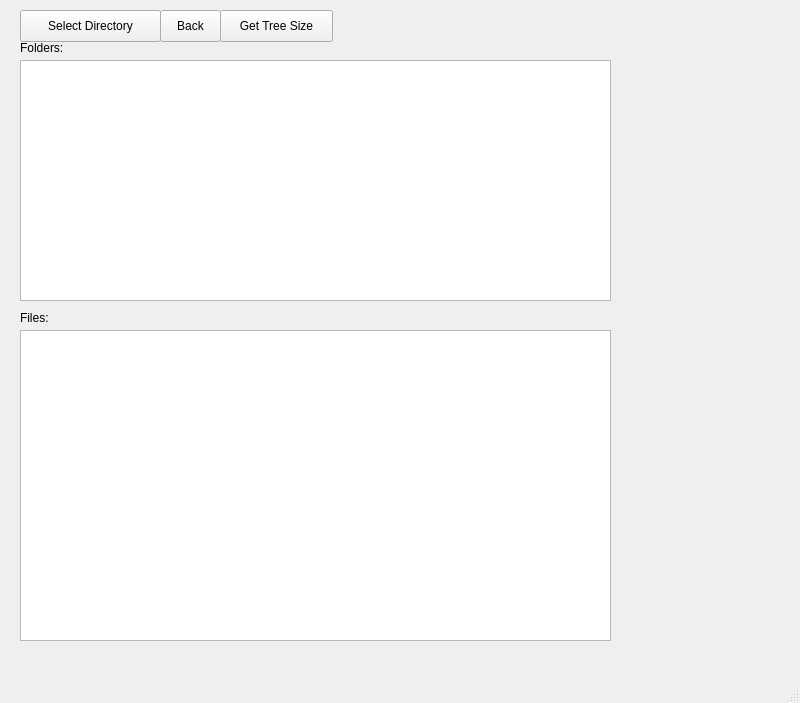
Above: mainwindow.ui from jpuk/pyDiskX before the change. Below: the same form after it.
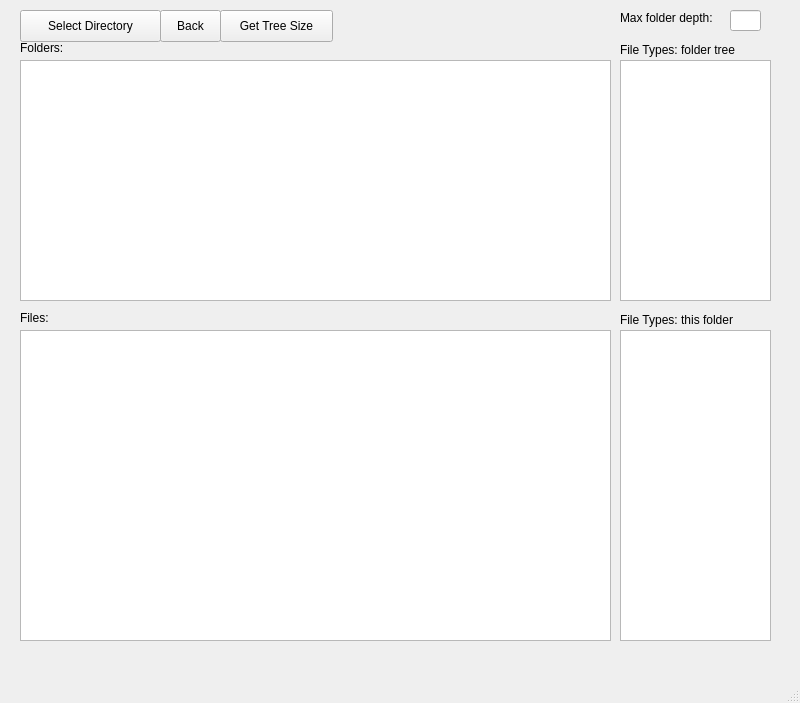
That is the form after the change.

Commit message: implemented file types list and max folder depth in gui

Diff of the .ui file:
```diff
--- a/mainwindow.ui
+++ b/mainwindow.ui
@@ -112,6 +112,75 @@
      <string/>
     </property>
    </widget>
+   <widget class="QListWidget" name="extensionsTreeListWidget">
+    <property name="geometry">
+     <rect>
+      <x>620</x>
+      <y>60</y>
+      <width>151</width>
+      <height>241</height>
+     </rect>
+    </property>
+   </widget>
+   <widget class="QLabel" name="extensionsLabel">
+    <property name="geometry">
+     <rect>
+      <x>620</x>
+      <y>40</y>
+      <width>151</width>
+      <height>20</height>
+     </rect>
+    </property>
+    <property name="text">
+     <string>File Types: folder tree</string>
+    </property>
+   </widget>
+   <widget class="QLabel" name="extensionsLabel_2">
+    <property name="geometry">
+     <rect>
+      <x>620</x>
+      <y>310</y>
+      <width>151</width>
+      <height>20</height>
+     </rect>
+    </property>
+    <property name="text">
+     <string>File Types: this folder</string>
+    </property>
+   </widget>
+   <widget class="QListWidget" name="extensionsFolderListWidget">
+    <property name="geometry">
+     <rect>
+      <x>620</x>
+      <y>330</y>
+      <width>151</width>
+      <height>311</height>
+     </rect>
+    </property>
+   </widget>
+   <widget class="QLabel" name="label">
+    <property name="geometry">
+     <rect>
+      <x>620</x>
+      <y>10</y>
+      <width>111</width>
+      <height>16</height>
+     </rect>
+    </property>
+    <property name="text">
+     <string>Max folder depth:</string>
+    </property>
+   </widget>
+   <widget class="QLineEdit" name="maxFolderDepthLineEdit">
+    <property name="geometry">
+     <rect>
+      <x>730</x>
+      <y>10</y>
+      <width>31</width>
+      <height>21</height>
+     </rect>
+    </property>
+   </widget>
   </widget>
   <widget class="QMenuBar" name="menubar">
    <property name="geometry">
```
Left out of the diff: 2 changed lines with no effect on the pictures. The commit also changes 2 other files.
